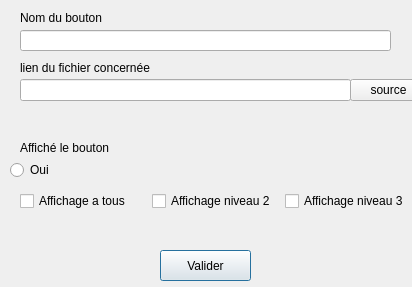
Before: the Qt Designer form Projet_Ajour/Formulaire_document.ui in simzrch/Projet_Entremont, drawn with Qt 5.
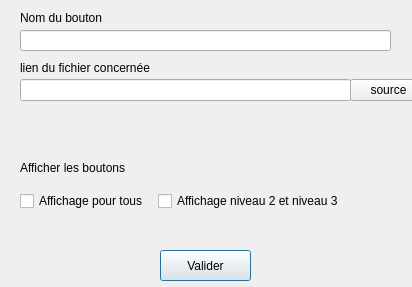
After: the same form once the commit is applied.

Commit message: module document fini formulaire

The edit to the form file:
```diff
--- a/Projet_Ajour/Formulaire_document.ui
+++ b/Projet_Ajour/Formulaire_document.ui
@@ -103,13 +103,13 @@
    <property name="geometry">
     <rect>
      <x>20</x>
-     <y>140</y>
-     <width>101</width>
+     <y>160</y>
+     <width>111</width>
      <height>16</height>
     </rect>
    </property>
    <property name="text">
-    <string>Affiché le bouton</string>
+    <string>Afficher les boutons</string>
    </property>
   </widget>
   <widget class="QWidget" name="horizontalLayoutWidget">
@@ -117,7 +117,7 @@
     <rect>
      <x>20</x>
      <y>190</y>
-     <width>391</width>
+     <width>321</width>
      <height>22</height>
     </rect>
    </property>
@@ -125,39 +125,19 @@
     <item>
      <widget class="QCheckBox" name="checkBox_3">
       <property name="text">
-       <string>Affichage a tous </string>
+       <string>Affichage pour tous </string>
       </property>
      </widget>
     </item>
     <item>
      <widget class="QCheckBox" name="checkBox">
       <property name="text">
-       <string>Affichage niveau 2</string>
-      </property>
-     </widget>
-    </item>
-    <item>
-     <widget class="QCheckBox" name="checkBox_2">
-      <property name="text">
-       <string>Affichage niveau 3</string>
+       <string>Affichage niveau 2 et niveau 3</string>
       </property>
      </widget>
     </item>
    </layout>
   </widget>
-  <widget class="QRadioButton" name="radioButton">
-   <property name="geometry">
-    <rect>
-     <x>10</x>
-     <y>160</y>
-     <width>89</width>
-     <height>20</height>
-    </rect>
-   </property>
-   <property name="text">
-    <string>Oui</string>
-   </property>
-  </widget>
  </widget>
  <resources/>
  <connections/>
```
The commit also changes 6 other files.
